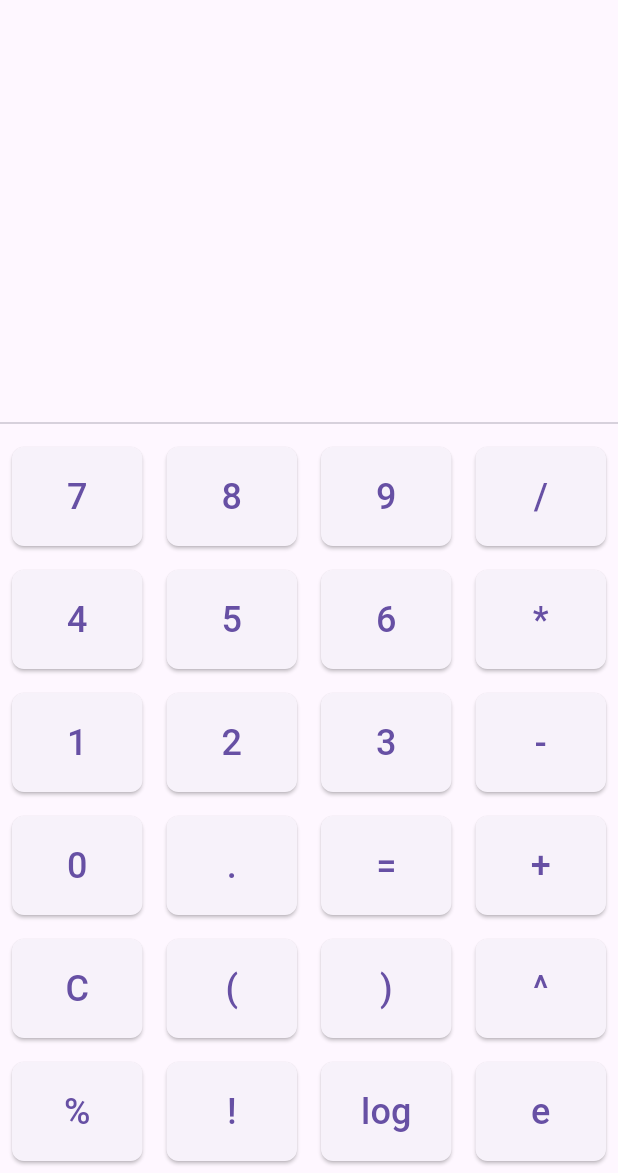
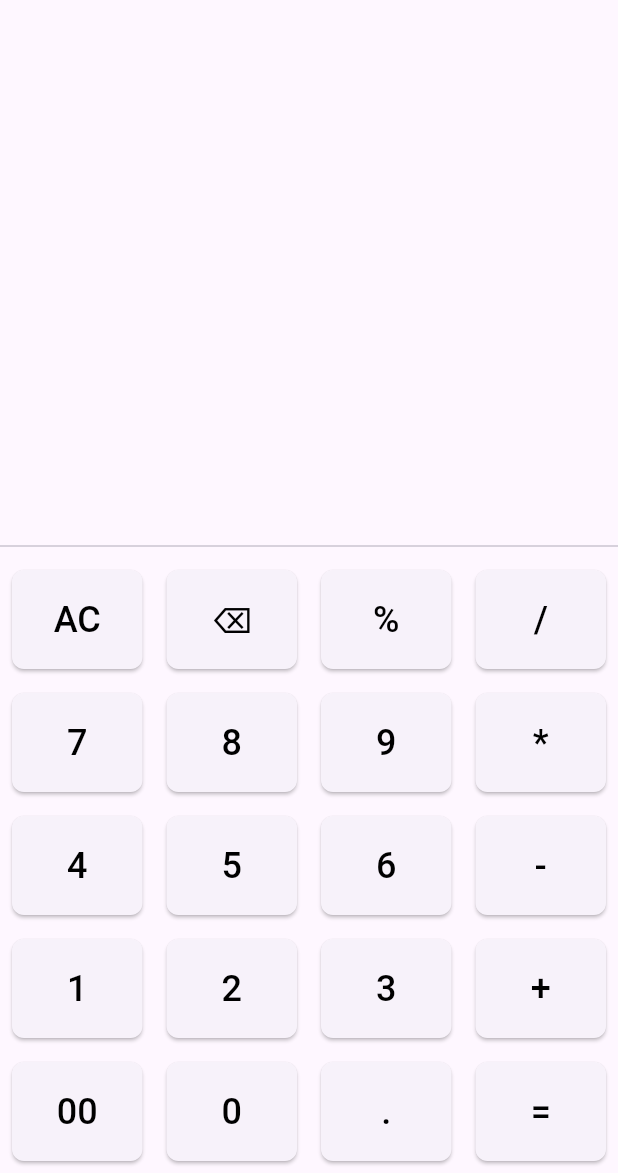
Before and after one commit to khunt-nil/tech_calc, a Flutter app: the screen it shows after launch, on a phone screen of 412 x 824 dp, the part 63-1236 px from its top. Run offline on Flutter 3.47's test engine with Material 3 defaults, Android fonts, the light colour scheme and no system bars; our stand-ins replace math_expressions.

Commit message:
modify the view of the application

```diff
--- a/lib/main.dart
+++ b/lib/main.dart
@@ -1,14 +1,13 @@
-// ignore_for_file: use_key_in_widget_constructors, library_private_types_in_public_api, prefer_const_constructors
-
 import 'package:flutter/material.dart';
 import 'package:math_expressions/math_expressions.dart';
-import 'dart:math';
 
 void main() {
   runApp(TechCalcApp());
 }
 
 class TechCalcApp extends StatelessWidget {
+  const TechCalcApp({super.key});
+
   @override
   Widget build(BuildContext context) {
     return MaterialApp(
@@ -22,6 +21,8 @@ class TechCalcApp extends StatelessWidget {
 }
 
 class CalculatorHome extends StatefulWidget {
+  const CalculatorHome({super.key});
+
   @override
   _CalculatorHomeState createState() => _CalculatorHomeState();
 }
@@ -32,7 +33,7 @@ class _CalculatorHomeState extends State<CalculatorHome> {
 
   void _onButtonPressed(String value) {
     setState(() {
-      if (value == 'C') {
+      if (value == 'AC') {
         expression = '';
         result = '';
       } else if (value == '=') {
@@ -41,36 +42,17 @@ class _CalculatorHomeState extends State<CalculatorHome> {
           Expression exp = parser.parse(expression);
           ContextModel cm = ContextModel();
           result = '${exp.evaluate(EvaluationType.REAL, cm)}';
-        } catch (error) {
+        } catch (e) {
           result = 'Error';
         }
-      } else if (value == '!') {
-        try {
-          int number = int.parse(expression);
-          result = '${_Factorial(number)}';
-        } catch (error) {
-          result = 'Error';
+      } else if (value == '⌫') {
+        if (expression.isNotEmpty) {
+          expression = expression.substring(0, expression.length - 1);
         }
-      } else if (value == 'log') {
-        try {
-          double number = double.parse(expression);
-          result = '${log(number)}';
-        } catch (error) {
-          result = 'Error';
-        }
-      } else if (value == 'e') {
-        expression +=
-            '2.718281828459045'; // Approximate value of Euler's number
       } else {
         expression += value;
       }
     });
-  }
-
-  // ignore: non_constant_identifier_names
-  int _Factorial(int n) {
-    if (n <= 1) return 1;
-    return n * _Factorial(n - 1);
   }
 
   @override
@@ -87,8 +69,7 @@ class _CalculatorHomeState extends State<CalculatorHome> {
               alignment: Alignment.bottomRight,
               child: Text(
                 expression,
-                style:
-                    const TextStyle(fontSize: 24, fontWeight: FontWeight.bold),
+                style: const TextStyle(fontSize: 24, fontWeight: FontWeight.bold),
               ),
             ),
           ),
@@ -98,8 +79,7 @@ class _CalculatorHomeState extends State<CalculatorHome> {
               alignment: Alignment.bottomRight,
               child: Text(
                 result,
-                style:
-                    const TextStyle(fontSize: 32, fontWeight: FontWeight.bold),
+                style: const TextStyle(fontSize: 32, fontWeight: FontWeight.bold),
               ),
             ),
           ),
@@ -113,12 +93,11 @@ class _CalculatorHomeState extends State<CalculatorHome> {
   Widget _buildButtons() {
     return Column(
       children: [
-        _buildButtonRow(['7', '8', '9', '/']),
-        _buildButtonRow(['4', '5', '6', '*']),
-        _buildButtonRow(['1', '2', '3', '-']),
-        _buildButtonRow(['0', '.', '=', '+']),
-        _buildButtonRow(['C', '(', ')', '^']),
-        _buildButtonRow(['%', '!', 'log', 'e']), // Added log and e buttons
+        _buildButtonRow(['AC', '⌫', '%', '/']),
+        _buildButtonRow(['7', '8', '9', '*']),
+        _buildButtonRow(['4', '5', '6', '-']),
+        _buildButtonRow(['1', '2', '3', '+']),
+        _buildButtonRow(['00', '0', '.', '=']),
       ],
     );
   }
@@ -135,18 +114,18 @@ class _CalculatorHomeState extends State<CalculatorHome> {
   Widget _buildButton(String buttonText) {
     return Expanded(
       child: Container(
-        margin: EdgeInsets.all(8),
+        margin: const EdgeInsets.all(8),
         child: ElevatedButton(
           onPressed: () => _onButtonPressed(buttonText),
           style: ElevatedButton.styleFrom(
-            padding: EdgeInsets.all(16),
+            padding: const EdgeInsets.all(16),
             shape: RoundedRectangleBorder(
               borderRadius: BorderRadius.circular(8),
             ),
           ),
           child: Text(
             buttonText,
-            style: TextStyle(fontSize: 24),
+            style: const TextStyle(fontSize: 24,color: Colors.black),
           ),
         ),
       ),
```
Also changed, not shown: 1 other file.
